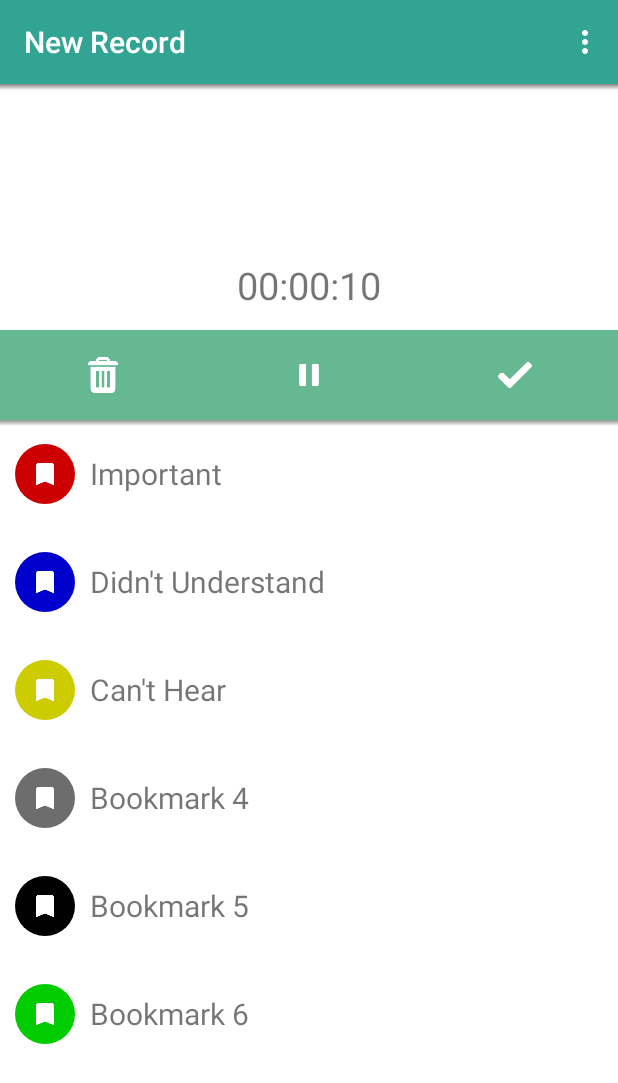
After one commit to HwaYo/LoroClipAndroidUI, an Android app: the RecordActivity screen opened directly, with no data from a screen before it, on a phone screen of 412 x 824 dp. The commit adds this screen. Shown: the top 1083 px of the screen. Run offline under Robolectric (Android 15) with nearby library versions, the phone set to English and light mode, and no system bars; libraries missing offline, so code that uses them is left out: com.afollestad.materialdialogs, com.yqritc.recyclerviewflexibledivider; 1 statement that could not run was skipped.

Commit message:
Record Activity v1

```diff
--- /dev/null
+++ b/app/src/main/java/info/devsusu/material/Bookmark.java
@@ -0,0 +1,28 @@
+package info.devsusu.material;
+
+import android.graphics.Color;
+
+/**
+ * Created by susu on 5/20/15.
+ */
+public class Bookmark {
+
+    private String name;
+    private int color;
+
+    public Bookmark(String name, int color) {
+        this.name = name;
+        this.color = color;
+    }
+
+    public String getName() {
+        return name;
+    }
+
+    public int getColor() { return color; }
+
+    @Override
+    public String toString() {
+        return "bookmark " + name;
+    }
+}
--- /dev/null
+++ b/app/src/main/java/info/devsusu/material/BookmarkListAdapter.java
@@ -0,0 +1,123 @@
+package info.devsusu.material;
+
+import android.content.Context;
+import android.content.res.ColorStateList;
+import android.graphics.Color;
+import android.graphics.PorterDuff;
+import android.graphics.PorterDuffColorFilter;
+import android.graphics.drawable.Drawable;
+import android.support.v7.widget.RecyclerView;
+import android.view.LayoutInflater;
+import android.view.View;
+import android.view.ViewGroup;
+import android.widget.ImageView;
+import android.widget.TextView;
+import android.widget.Toast;
+
+import org.w3c.dom.Text;
+
+import java.util.ArrayList;
+import java.util.List;
+import java.util.Random;
+
+/**
+ * Created by susu on 5/20/15.
+ */
+public class BookmarkListAdapter extends RecyclerView.Adapter<BookmarkListAdapter.ViewHolder> {
+
+    private final static String TAG = "BookmarkListAdapter";
+
+    List<Bookmark> bookmarkList;
+
+    private Context mContext;
+    private LayoutInflater mLayoutInflater;
+    private RecyclerView mRecyclerView;
+
+    public BookmarkListAdapter(Context mContext, RecyclerView mRecyclerView) {
+        this.bookmarkList = getDataForListView();
+        this.mContext = mContext;
+        this.mLayoutInflater = LayoutInflater.from(mContext);
+        this.mRecyclerView = mRecyclerView;
+    }
+
+    private List<Bookmark> getDataForListView() {
+
+        List<Bookmark> bookmarks = new ArrayList<Bookmark>();
+
+        bookmarks.add( new Bookmark("Important", Color.RED) ); // Bookmark Important
+        bookmarks.add( new Bookmark("Didn't Understand", Color.BLUE) ); // Bookmark Don't UnderStand
+        bookmarks.add( new Bookmark("Can't Hear", Color.YELLOW) ); // Bookmark Can't Hear
+        bookmarks.add( new Bookmark("Bookmark 4", Color.GRAY) ); // Bookmark Can't Hear
+        bookmarks.add( new Bookmark("Bookmark 5", Color.BLACK) ); // Bookmark Can't Hear
+        bookmarks.add( new Bookmark("Bookmark 6", Color.GREEN) ); // Bookmark Can't Hear
+
+        return bookmarks;
+
+    }
+
+    static class ViewHolder extends RecyclerView.ViewHolder {
+
+        View viewHolder;
+
+        public ViewHolder(View view) {
+            super(view);
+            viewHolder = view;
+        }
+
+    }
+
+    @Override
+    public ViewHolder onCreateViewHolder(ViewGroup parent, int viewType) {
+
+        // Inflate view and Attach Click Listeners
+        View view = mLayoutInflater.inflate(R.layout.bookmark_list_item, parent, false);
+        view.setOnClickListener(new BookmarkOnClickListener());
+//        view.setOnLongClickListener(new RecyclerOnLongClickListener());
+
+        return new ViewHolder(view);
+    }
+
+    @Override
+    public void onBindViewHolder(ViewHolder holder, int position) {
+
+        Bookmark bookmark = bookmarkList.get(position);
+        View view = holder.viewHolder;
+
+        Drawable circle = mContext.getResources().getDrawable(R.drawable.circle);
+        circle.setColorFilter(
+                new PorterDuffColorFilter(bookmark.getColor(),PorterDuff.Mode.OVERLAY)
+        );
+
+        ImageView img = (ImageView) view.findViewById(R.id.bookmark_image);
+        img.setBackground(circle);
+
+        TextView name = (TextView) view.findViewById(R.id.bookmark_name);
+        name.setText(bookmark.getName());
+
+    }
+
+    @Override
+    public int getItemCount() {
+        return bookmarkList.size();
+    }
+
+    public class BookmarkOnClickListener implements View.OnClickListener {
+        @Override
+        public void onClick(View v) {
+            // TODO
+            // Leave Bookmark
+            Bookmark bookmark = bookmarkList.get(findPosition(v));
+            // Do Something with Bookmark
+
+            showToast( bookmarkList.get(findPosition(v)).toString() );
+        }
+    }
+
+    private int findPosition ( View v ) {
+        return mRecyclerView.getChildLayoutPosition(v);
+    }
+
+    public void showToast( String msg ) {
+        Toast.makeText(mContext, msg, Toast.LENGTH_SHORT).show();
+    }
+}
--- a/app/src/main/java/info/devsusu/material/MaterialListActivity.java
+++ b/app/src/main/java/info/devsusu/material/MaterialListActivity.java
@@ -1,5 +1,6 @@
 package info.devsusu.material;
 
+import android.content.Intent;
 import android.graphics.Color;
 import android.support.v7.app.ActionBarActivity;
 import android.os.Bundle;
@@ -22,7 +23,7 @@ public class MaterialListActivity extends ActionBarActivity {
     private static final String tag = "RecordListView";
 
     private Toolbar mToolbar;
-    RecordListAdapter recordListAdapter;
+    private RecordListAdapter recordListAdapter;
 
     @Override
     protected void onCreate(Bundle savedInstanceState) {
@@ -46,7 +47,7 @@ public class MaterialListActivity extends ActionBarActivity {
                 new HorizontalDividerItemDecoration
                         .Builder(this)
                         .sizeResId(R.dimen.divider)
-                        .color(Color.GRAY)
+                        .color(R.color.myGrayColor)
                         .marginResId(R.dimen.leftmargin, R.dimen.rightmargin)
                         .build());
 
@@ -60,6 +61,8 @@ public class MaterialListActivity extends ActionBarActivity {
 
                 // TODO
                 // Start new Recording
+                Intent intent = new Intent(MaterialListActivity.this,RecordActivity.class);
+                startActivity(intent);
             }
         });
 
--- /dev/null
+++ b/app/src/main/java/info/devsusu/material/RecordActivity.java
@@ -0,0 +1,230 @@
+package info.devsusu.material;
+
+import android.app.admin.DeviceAdminInfo;
+import android.graphics.Color;
+import android.support.v7.app.ActionBarActivity;
+import android.os.Bundle;
+import android.support.v7.widget.LinearLayoutManager;
+import android.support.v7.widget.OrientationHelper;
+import android.support.v7.widget.RecyclerView;
+import android.support.v7.widget.Toolbar;
+import android.text.InputType;
+import android.view.Menu;
+import android.view.MenuItem;
+import android.view.View;
+import android.view.animation.Animation;
+import android.view.animation.AnimationUtils;
+import android.widget.ImageView;
+import android.widget.TextView;
+
+import com.afollestad.materialdialogs.MaterialDialog;
+import com.yqritc.recyclerviewflexibledivider.HorizontalDividerItemDecoration;
+
+import org.w3c.dom.Text;
+
+import java.text.DateFormat;
+import java.text.SimpleDateFormat;
+import java.util.Calendar;
+import java.util.Date;
+
+
+public class RecordActivity extends ActionBarActivity {
+
+    RecordListAdapter bookmarkListAdpater;
+
+    private Toolbar mToolbar;
+    private BookmarkListAdapter bookmarkListAdapter;
+    private RecyclerView bookmarkRecycler;
+    private LinearLayoutManager manager;
+
+    private TextView timeText;
+    private ImageView trashImg;
+    private ImageView recordImg;
+    private ImageView doneImg;
+
+    private Animation fadeIn;
+    private Animation fadeOut;
+
+    private boolean isRecording = true;
+
+    @Override
+    protected void onCreate(Bundle savedInstanceState) {
+        super.onCreate(savedInstanceState);
+        setContentView(R.layout.activity_record);
+
+        mToolbar = (Toolbar) findViewById(R.id.toolbar_actionbar);
+        setSupportActionBar(mToolbar);
+
+        bookmarkRecycler = (RecyclerView) findViewById(R.id.bookmark_list);
+        bookmarkListAdapter = new BookmarkListAdapter(this, bookmarkRecycler);
+
+        manager = new LinearLayoutManager(this);
+        manager.setOrientation(OrientationHelper.VERTICAL);
+
+        bookmarkRecycler.setLayoutManager(manager);
+        bookmarkRecycler.setAdapter(bookmarkListAdapter);
+        bookmarkRecycler.addItemDecoration(
+                new HorizontalDividerItemDecoration
+                        .Builder(this)
+                        .sizeResId(R.dimen.divider)
+                        .color(R.color.myGrayColor)
+                        .marginResId(R.dimen.leftmargin, R.dimen.rightmargin)
+                        .build());
+
+        timeText = (TextView) findViewById(R.id.record_time_text);
+
+        trashImg = (ImageView) findViewById(R.id.record_trash_img);
+        trashImg.setOnClickListener(new View.OnClickListener() {
+            @Override
+            public void onClick(View v) {
+                discardRecording();
+            }
+        });
+        recordImg = (ImageView) findViewById(R.id.record_action_img);
+        recordImg.setOnClickListener(new View.OnClickListener() {
+            @Override
+            public void onClick(View v) {
+                changeRecordingStatus();
+            }
+        });
+        doneImg = (ImageView) findViewById(R.id.record_done_img);
+        doneImg.setOnClickListener(new View.OnClickListener() {
+            @Override
+            public void onClick(View v) {
+                finishRecording();
+            }
+        });
+
+        fadeOut = AnimationUtils.loadAnimation(RecordActivity.this, R.anim.fade_out);
+        fadeIn = AnimationUtils.loadAnimation(RecordActivity.this, R.anim.fade_in);
+
+        fadeOut.setAnimationListener(new Animation.AnimationListener() {
+            @Override
+            public void onAnimationStart(Animation animation) {
+            }
+
+            @Override
+            public void onAnimationEnd(Animation animation) {
+                changeRecordingButton();
+
+                // fade in animation
+                recordImg.startAnimation(fadeIn);
+
+            }
+
+            @Override
+            public void onAnimationRepeat(Animation animation) {
+            }
+        });
+
+    }
+
+    @Override
+    public boolean onCreateOptionsMenu(Menu menu) {
+        // Inflate the menu; this adds items to the action bar if it is present.
+        getMenuInflater().inflate(R.menu.menu_record, menu);
+        return true;
+    }
+
+    @Override
+    public boolean onOptionsItemSelected(MenuItem item) {
+        // Handle action bar item clicks here. The action bar will
+        // automatically handle clicks on the Home/Up button, so long
+        // as you specify a parent activity in AndroidManifest.xml.
+        int id = item.getItemId();
+
+        //noinspection SimplifiableIfStatement
+        if (id == R.id.action_settings) {
+            return true;
+        }
+
+        return super.onOptionsItemSelected(item);
+    }
+
+    private void changeRecordingStatus () {
+
+        // Change record ImageView src
+        if ( isRecording ) {
+
+            pauseRecording();
+
+            // fade out animation
+            recordImg.startAnimation(fadeOut);
+
+        } else {
+
+            resumeRecording();
+
+            recordImg.startAnimation(fadeOut);
+
+        }
+
+        isRecording = !isRecording;
+    }
+
+    private void changeRecordingButton() {
+        if ( isRecording ) {
+            recordImg.setImageResource(R.drawable.pause);
+        } else {
+            recordImg.setImageResource(R.drawable.record);
+        }
+    }
+
+    private void finishRecording() {
+
+        DateFormat format = new SimpleDateFormat("HH:mm, yyyy-MM-dd");
+        String dateString = format.format(Calendar.getInstance().getTime());
+
+        // show a dialog to set filename
+        new MaterialDialog.Builder(this)
+                .title(R.string.save_record)
+                .content(R.string.set_record_name)
+                .inputType(InputType.TYPE_CLASS_TEXT)
+                .input(dateString, dateString, new MaterialDialog.InputCallback() {
+                    @Override
+                    public void onInput(MaterialDialog dialog, CharSequence input) {
+                        pauseRecording();
+                        saveRecording();
+                    }
+                }).show();
+
+    }
+
+    private void pauseRecording() {
+
+        // TODO implement this function
+
+    }
+
+    private void saveRecording() {
+
+        // TODO
+
+    }
+
+    private void resumeRecording() {
+
+        // TODO implement this function
+
+    }
+
+    private void discardRecording() {
+
+        // First make a dialog asking if you want to finish
+        new MaterialDialog.Builder(this)
+                .title(R.string.discard_record)
+                .content(R.string.discard_confirm)
+                .callback(new MaterialDialog.ButtonCallback() {
+                    @Override
+                    public void onPositive(MaterialDialog dialog) {
+                        // finish without saving
+                        finish();
+                    }
+                })
+                .positiveText(R.string.discard)
+                .negativeText(R.string.cancel)
+                .show();
+
+        // Then finish the Recording Activity
+    }
+}
--- a/app/src/main/java/info/devsusu/material/RecordListAdapter.java
+++ b/app/src/main/java/info/devsusu/material/RecordListAdapter.java
@@ -2,6 +2,7 @@ package info.devsusu.material;
 
 import android.content.Context;
 import android.content.DialogInterface;
+import android.content.Intent;
 import android.support.v7.widget.RecyclerView;
 import android.text.Layout;
 import android.util.Log;
@@ -40,7 +41,7 @@ public class RecordListAdapter extends RecyclerView.Adapter<RecordListAdapter.Vi
     }
 
     // Creating Dummy Data for RecyclerView
-    public List<Record> getDataForListView() {
+    private List<Record> getDataForListView() {
 
         List<Record> recordList = new ArrayList<Record>();
         Random len = new Random();
@@ -102,6 +103,7 @@ public class RecordListAdapter extends RecyclerView.Adapter<RecordListAdapter.Vi
 
             // TODO
             // Start Playing Activity
+
             Log.i(TAG, record.toString() + "OnClick");
             showToast(record.toString() + "OnClick");
         }
--- /dev/null
+++ b/app/src/main/res/layout/activity_record.xml
@@ -0,0 +1,94 @@
+<?xml version="1.0" encoding="utf-8"?>
+<LinearLayout xmlns:android="http://schemas.android.com/apk/res/android"
+    android:orientation="vertical" android:layout_width="match_parent"
+    android:layout_height="match_parent">
+
+    <include android:id="@+id/toolbar_actionbar" layout="@layout/toolbar_default"
+        android:layout_width="match_parent" android:layout_height="wrap_content" />
+
+    <FrameLayout
+        android:layout_width="match_parent"
+        android:layout_height="wrap_content">
+
+        <View
+            android:layout_width="match_parent"
+            android:layout_height="4dp"
+            android:background="@drawable/actionbar_shadow" />
+
+    </FrameLayout>
+
+    <!-- Leave as Blank. This is where the waveform comes in -->
+    <View
+        android:layout_width="match_parent"
+        android:layout_height="100dp">
+
+    </View>
+
+    <LinearLayout
+        android:layout_width="match_parent"
+        android:layout_height="fill_parent"
+        android:orientation="vertical">
+
+        <TextView
+            android:layout_width="match_parent"
+            android:layout_height="60dp"
+            android:id="@+id/record_time_text"
+            android:text="00:00:10"
+            android:gravity="center"
+            android:textSize="25sp"/>
+
+        <LinearLayout
+            android:layout_width="match_parent"
+            android:layout_height="60dp"
+            android:orientation="horizontal"
+            android:background="@color/myPrimaryDarkColor">
+
+            <ImageView
+                android:id="@+id/record_trash_img"
+                android:src="@drawable/trash"
+                android:layout_width="wrap_content"
+                android:layout_height="wrap_content"
+                android:layout_margin="18dp"
+                android:layout_weight="1"
+                android:clickable="true" />
+
+            <ImageView
+                android:id="@+id/record_action_img"
+                android:src="@drawable/pause"
+                android:layout_width="wrap_content"
+                android:layout_height="wrap_content"
+                android:layout_margin="18dp"
+                android:layout_weight="1"
+                android:clickable="true" />
+
+            <ImageView
+                android:id="@+id/record_done_img"
+                android:src="@drawable/done"
+                android:layout_width="wrap_content"
+                android:layout_height="wrap_content"
+                android:layout_margin="18dp"
+                android:layout_weight="1"
+                android:clickable="true" />
+
+        </LinearLayout>
+
+        <FrameLayout
+            android:layout_width="match_parent"
+            android:layout_height="fill_parent">
+
+            <android.support.v7.widget.RecyclerView
+                android:id="@+id/bookmark_list"
+                android:layout_width="match_parent"
+                android:layout_height="match_parent"/>
+
+            <View
+                android:layout_width="match_parent"
+                android:layout_height="4dp"
+                android:background="@drawable/actionbar_shadow" />
+
+        </FrameLayout>
+
+    </LinearLayout>
+
+
+</LinearLayout>
--- /dev/null
+++ b/app/src/main/res/layout/bookmark_list_item.xml
@@ -0,0 +1,27 @@
+<?xml version="1.0" encoding="utf-8"?>
+<LinearLayout xmlns:android="http://schemas.android.com/apk/res/android"
+    android:orientation="horizontal" android:layout_width="match_parent"
+    android:layout_height="72dp"
+    android:background="?attr/selectableItemBackground"
+    android:clickable="true">
+
+    <ImageView
+        android:id="@+id/bookmark_image"
+        android:src="@drawable/bookmark"
+        android:background="@drawable/circle"
+        android:layout_width="@dimen/circleradius"
+        android:layout_height="@dimen/circleradius"
+        android:layout_marginLeft="@dimen/circlemargin"
+        android:layout_marginRight="@dimen/circlemargin"
+        android:backgroundTint="@color/myPrimaryColor"
+        android:layout_gravity="center_vertical"
+        android:padding="10dp"/>
+
+    <TextView
+        android:id="@+id/bookmark_name"
+        android:gravity="center_vertical"
+        android:layout_width="fill_parent"
+        android:layout_height="match_parent"
+        android:textSize="@dimen/textsizebig" />
+
+</LinearLayout>
--- a/app/src/main/res/layout/list_item.xml
+++ b/app/src/main/res/layout/list_item.xml
@@ -7,31 +7,28 @@
     android:clickable="true">
 
     <ImageView
-        android:layout_width="40dp"
-        android:layout_height="40dp"
+        android:layout_width="@dimen/circleradius"
+        android:layout_height="@dimen/circleradius"
         android:layout_gravity="center_vertical"
-        android:layout_marginTop="8dp"
-        android:layout_marginBottom="8dp"
-        android:layout_marginLeft="15dp"
-        android:layout_marginRight="15dp"
+        android:layout_marginLeft="@dimen/circlemargin"
+        android:layout_marginRight="@dimen/circlemargin"
         android:background="@drawable/ic_record"/>
 
     <TextView
         android:id="@+id/list_item_title"
         android:layout_width="wrap_content"
         android:layout_height="match_parent"
-        android:layout_marginTop="20dp"
-        android:layout_marginBottom="10dp"
-        android:gravity="top"
-        android:textSize="16sp"/>
+        android:gravity="center_vertical"
+        android:textSize="@dimen/textsizebig"/>
 
     <TextView
         android:id="@+id/list_item_time"
         android:layout_width="fill_parent"
         android:layout_height="match_parent"
         android:layout_margin="20dp"
+        android:textColor="@color/myGrayTextColor"
         android:gravity="right"
         android:layout_gravity="right|top"
-        android:textSize="12sp"/>
+        android:textSize="@dimen/textsizesmall"/>
 
 </LinearLayout>
--- /dev/null
+++ b/app/src/main/res/menu/menu_record.xml
@@ -0,0 +1,7 @@
+<menu xmlns:android="http://schemas.android.com/apk/res/android"
+    xmlns:app="http://schemas.android.com/apk/res-auto"
+    xmlns:tools="http://schemas.android.com/tools"
+    tools:context="info.devsusu.material.RecordActivity">
+    <item android:id="@+id/action_settings" android:title="@string/action_settings"
+        android:orderInCategory="100" app:showAsAction="never" />
+</menu>
```
Also changed, not shown: app/src/main/res/anim/fade_in.xml (added, +9 -0 lines), app/src/main/res/anim/fade_out.xml (added, +9 -0 lines).
